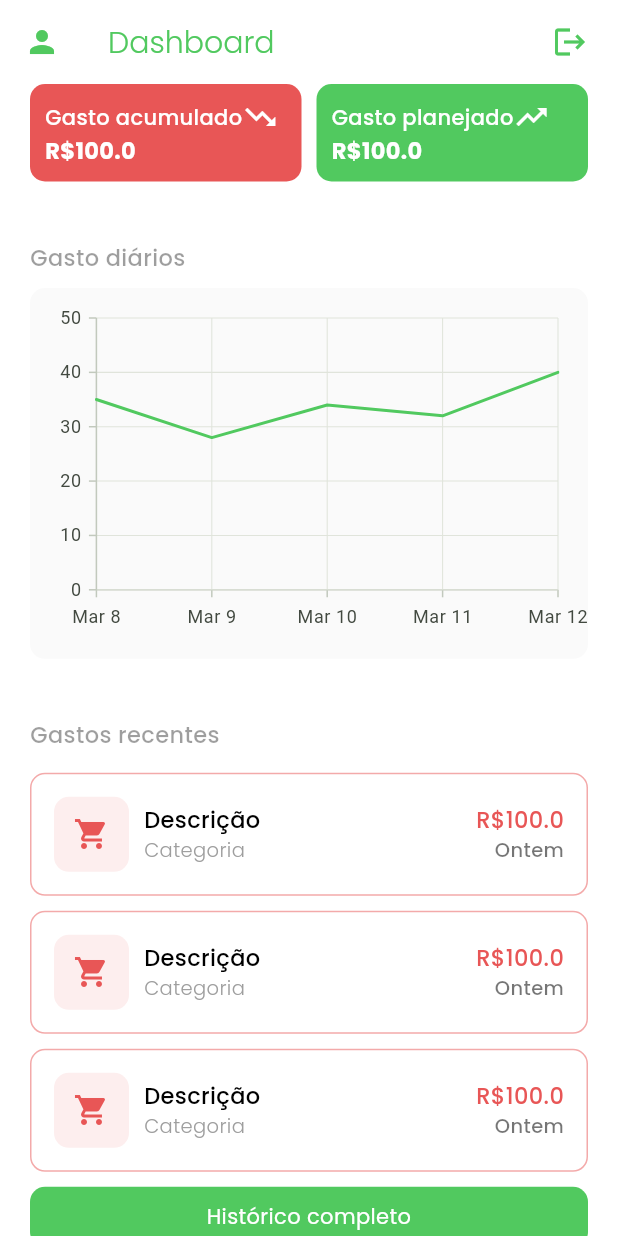
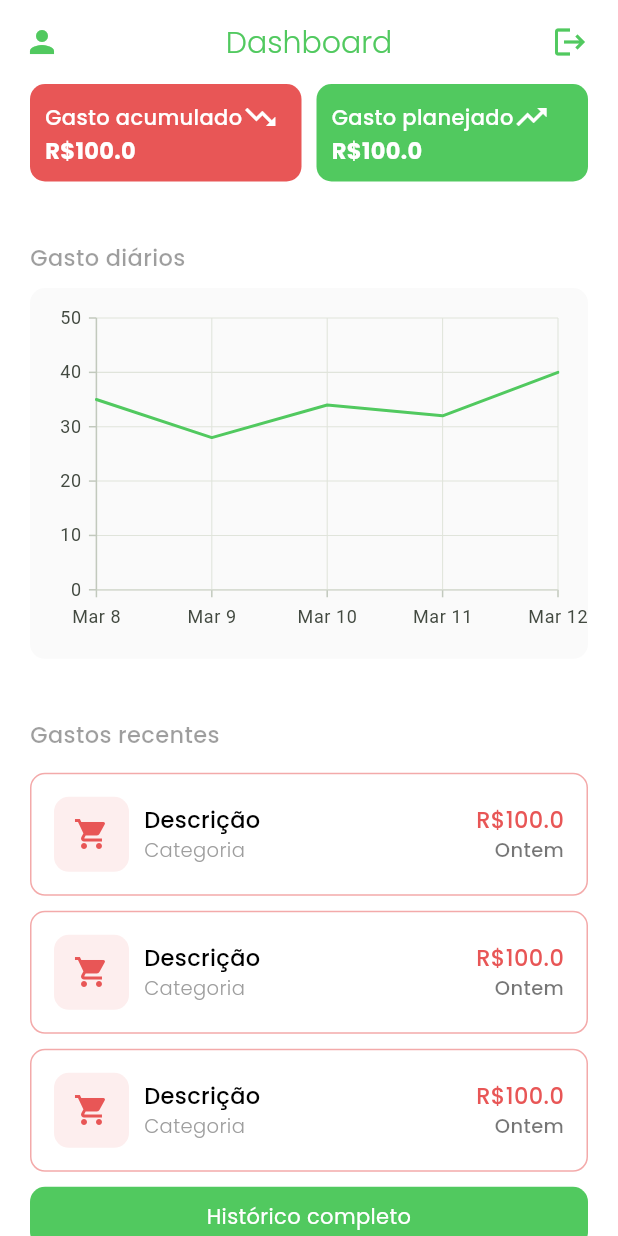
Before and after one commit to carlosabdoamaral/my-money, a Flutter app: the screen it shows after launch, after a tap on "Login", on a phone screen of 412 x 824 dp. Run offline on Flutter 3.47's test engine with Material 3 defaults, Android fonts, the phone set to English and light mode, and no system bars; our stand-ins replace google_fonts, syncfusion_flutter_charts.

Commit message:
Adding dashboard view

```diff
--- a/mobile/lib/main.dart
+++ b/mobile/lib/main.dart
@@ -33,13 +33,15 @@ class _MyMoneyState extends State<MyMoney> {
         scaffoldBackgroundColor: Color.fromARGB(255, 255, 255, 255),
         appBarTheme: AppBarTheme(
           foregroundColor: green,
+          centerTitle: true,
           backgroundColor: Colors.transparent,
           titleTextStyle: GoogleFonts.poppins(
             fontWeight: FontWeight.w300,
             fontSize: 20,
+            color: green,
           ),
           iconTheme: const IconThemeData(
-            color: Colors.black, //change your color here
+            color: green, //change your color here
           ),
         ),
         textTheme: TextTheme(
--- a/mobile/lib/views/DashboardView.dart
+++ b/mobile/lib/views/DashboardView.dart
@@ -1,6 +1,11 @@
+import 'package:flutter/cupertino.dart';
 import 'package:flutter/material.dart';
+import 'package:flutter/widgets.dart';
 import 'package:google_fonts/google_fonts.dart';
 import 'package:mobile/common/colors.dart';
+import 'package:mobile/views/LoginView.dart';
+import 'package:mobile/views/ProfileView.dart';
+import 'package:mobile/views/TransactionsListView.dart';
 import 'package:mobile/widgets/DashboardAmountWidget.dart';
 import 'package:mobile/widgets/TransactionRowWidget.dart';
 import 'package:syncfusion_flutter_charts/charts.dart';
@@ -31,27 +36,44 @@ class _DashboardViewState extends State<DashboardView> {
   Widget build(BuildContext context) {
     return Scaffold(
       appBar: AppBar(
-        centerTitle: false,
         title: Text(
           "Dashboard",
           style: GoogleFonts.poppins(
             color: green,
           ),
         ),
-        leading: const Icon(
+        leading: GestureDetector(
+          onTap: () {
+            Navigator.of(context).push(
+              MaterialPageRoute(
+                builder: (context) => const ProfileView(),
+              ),
+            );
+          },
+          child: const Icon(
             Icons.person,
             color: green,
+          ),
         ),
         actions: [
           Container(
             margin: const EdgeInsets.only(
               right: 20,
             ),
-            child: const Row(
+            child: Row(
               children: [
-                Icon(
+                GestureDetector(
+                  onTap: () {
+                    Navigator.of(context).push(
+                      MaterialPageRoute(
+                        builder: (context) => const LoginView(),
+                      ),
+                    );
+                  },
+                  child: const Icon(
                     Icons.logout,
                     color: green,
+                  ),
                 ),
               ],
             ),
@@ -142,7 +164,15 @@ class _DashboardViewState extends State<DashboardView> {
                 const SizedBox(height: 10),
                 for (var i in [0, 1, 2]) TransactionRowWidget(),
                 const SizedBox(height: 5),
-                Container(
+                GestureDetector(
+                  onTap: () {
+                    Navigator.of(context).push(
+                      MaterialPageRoute(
+                        builder: (context) => const TransactionsListView(),
+                      ),
+                    );
+                  },
+                  child: Container(
                     width: double.infinity,
                     padding: const EdgeInsets.all(10),
                     decoration: BoxDecoration(
@@ -156,6 +186,7 @@ class _DashboardViewState extends State<DashboardView> {
                         color: Colors.white,
                       ),
                     ),
+                  ),
                 )
               ],
             ),
```
Also changed, not shown: mobile/lib/views/ProfileView.dart (added, +15 -0 lines), mobile/lib/views/TransactionsListView.dart (added, +34 -0 lines), mobile/lib/views/HistoricView.dart (deleted). Lines whose indentation alone changed are shown as unchanged.
